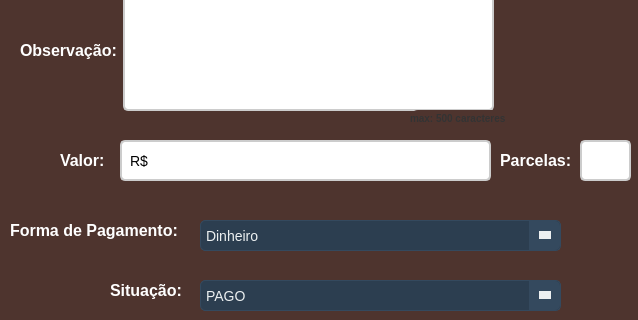
First picture: the form in frm_DadosContas.ui, repository ArielAraujo18/ErpSistema, before the edit; both pictures show x 0 to 638 and y 300 to 620 of the 638 by 795 pixel window.
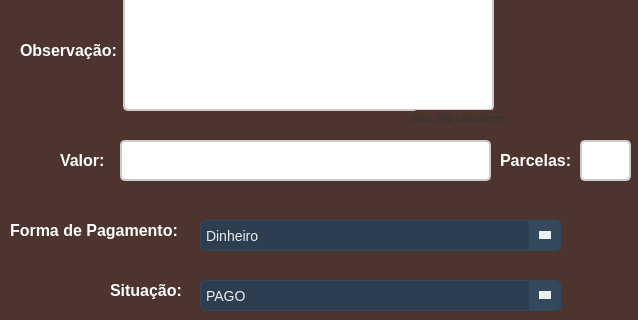
Second picture: the form after the edit. Icons and pictures are not drawn.

Commit message:
adicionando o método
de cadastrar divida

```diff
--- a/frm_DadosContas.ui
+++ b/frm_DadosContas.ui
@@ -540,7 +540,7 @@
 </string>
    </property>
    <property name="inputMask">
-    <string>R$</string>
+    <string/>
    </property>
   </widget>
   <widget class="QLabel" name="lbl_parcelas">
```
The commit also changes 2 other files.
